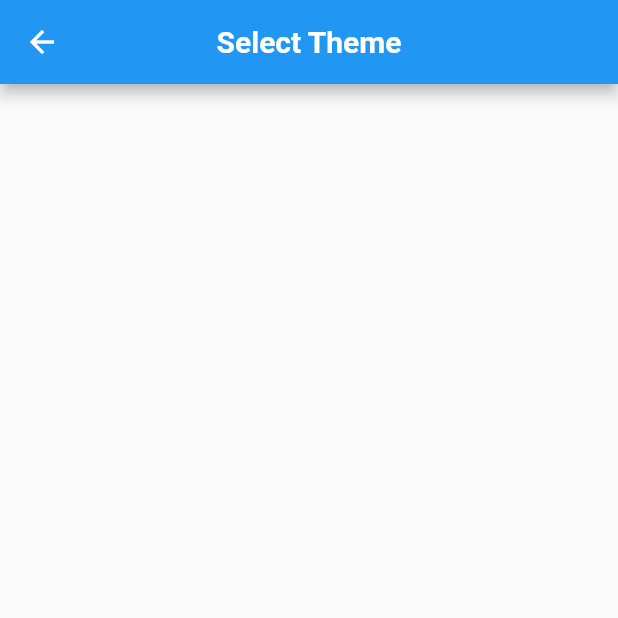
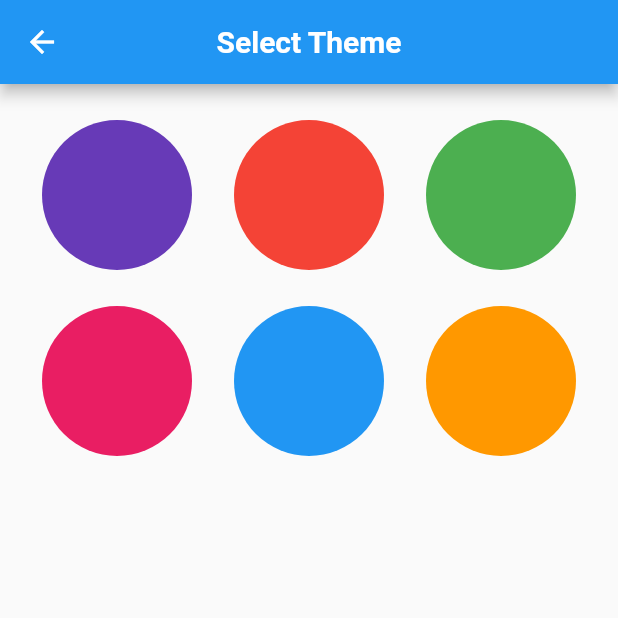
Before and after one commit to SahilSK202/MyDiary, a Flutter app: the ThemeScreen screen opened directly, on a phone screen of 412 x 824 dp, the top half of it. Run offline on Flutter 3.47's test engine with Material 2 defaults, Android fonts, the light colour scheme and no system bars; our stand-ins replace image_picker, shared_preferences, table_calendar; accounts and stored records are empty.

Commit message:
Added theme colors

```diff
--- a/lib/screens/theme.dart
+++ b/lib/screens/theme.dart
@@ -1,7 +1,9 @@
 import 'package:flutter/material.dart';
+import 'package:flutter_staggered_grid_view/flutter_staggered_grid_view.dart';
+import 'package:slambook/widgets/theme_tile_view.dart';
 
 class ThemeScreen extends StatefulWidget {
-  const ThemeScreen({super.key});
+  const ThemeScreen({Key? key}) : super(key: key);
 
   @override
   State<ThemeScreen> createState() => _ThemeScreenState();
@@ -12,6 +14,7 @@ class _ThemeScreenState extends State<ThemeScreen> {
   Widget build(BuildContext context) {
     return Scaffold(
       appBar: _buildAppBar(),
+      body: _content(),
     );
   }
 
@@ -25,4 +28,33 @@ class _ThemeScreenState extends State<ThemeScreen> {
       automaticallyImplyLeading: true,
     );
   } // end function
+
+  _content() {
+    return Column(
+      children: [
+        Padding(
+          padding: const EdgeInsets.only(top: 24.0),
+          child: Row(
+            mainAxisAlignment: MainAxisAlignment.spaceEvenly,
+            children: const [
+              ThemeTileView(color: Colors.deepPurple),
+              ThemeTileView(color: Colors.red),
+              ThemeTileView(color: Colors.green),
+            ],
+          ),
+        ),
+        Padding(
+          padding: const EdgeInsets.only(top: 24.0),
+          child: Row(
+            mainAxisAlignment: MainAxisAlignment.spaceEvenly,
+            children: const [
+              ThemeTileView(color: Colors.pink),
+              ThemeTileView(color: Colors.blue),
+              ThemeTileView(color: Colors.orange),
+            ],
+          ),
+        ),
+      ],
+    );
+  }
 } // end class
--- /dev/null
+++ b/lib/widgets/theme_tile_view.dart
@@ -0,0 +1,22 @@
+import 'package:flutter/material.dart';
+
+class ThemeTileView extends StatelessWidget {
+  final Color color;
+  const ThemeTileView({Key? key, required this.color}) : super(key: key);
+
+  @override
+  Widget build(BuildContext context) {
+    return InkWell(
+      borderRadius: BorderRadius.circular(100),
+      child: Container(
+        height: 100,
+        width: 100,
+        decoration: BoxDecoration(
+            color: color, borderRadius: BorderRadius.circular(100)),
+      ),
+      onTap: () {
+        print(color);
+      },
+    );
+  }
+}
--- a/pubspec.yaml
+++ b/pubspec.yaml
@@ -39,6 +39,8 @@ dependencies:
   cupertino_icons: ^1.0.2
   intl: ^0.17.0
   shared_preferences: ^2.0.15
+  image_picker: ^0.8.6
+  flutter_staggered_grid_view: ^0.6.2
 
 dev_dependencies:
   flutter_test:
```
Also changed, not shown: lib/screens/add_note.dart (+56 -1 lines), pubspec.lock.
